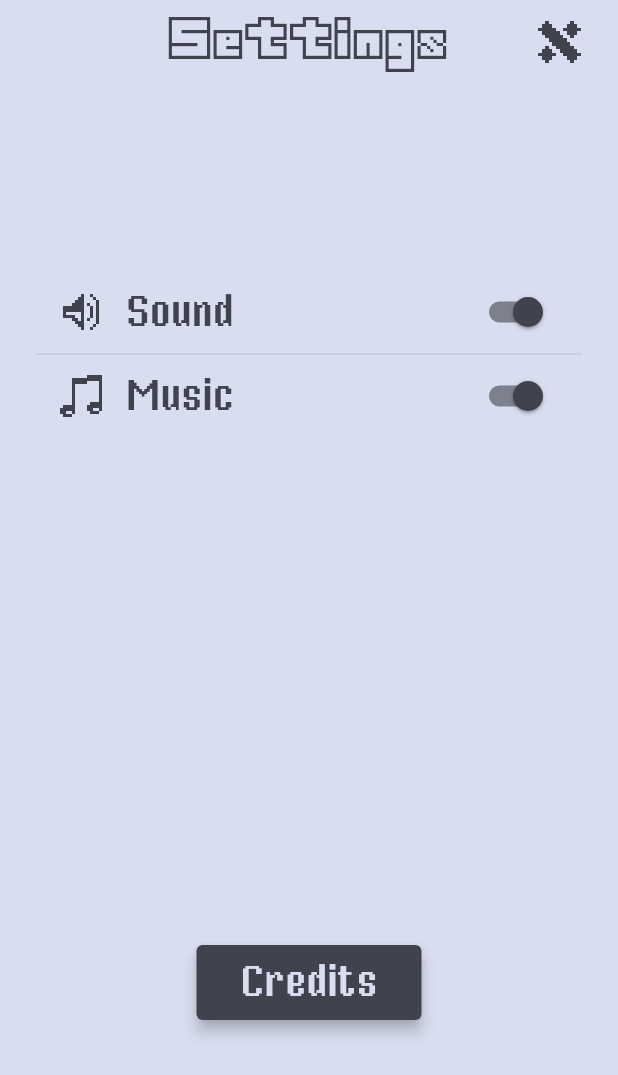
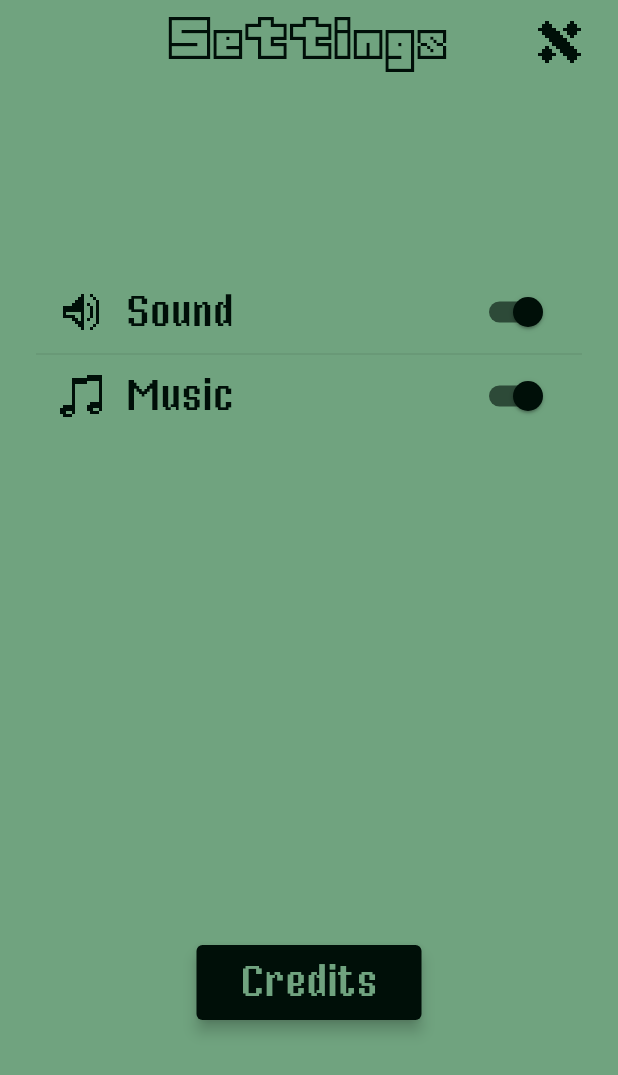
Before and after one commit to eterkit/bit-swap, a Flutter app: the SettingsScreen screen opened by its route, on a phone screen of 412 x 824 dp. Shown: the top 1075 px of the screen. Run offline on Flutter 3.47's test engine with Material 2 defaults, Android fonts, the phone set to English and light mode, and no system bars; our stand-ins replace bloc, equatable, flutter_bloc, go_router, shared_preferences; missing offline and left inert: flame, flame_bloc, flame_forge2d; accounts and stored records are empty.

Commit message:
feat: Adjust game colors

```diff
--- a/credits.txt
+++ b/credits.txt
@@ -1,3 +1,8 @@
+Authors:
+- Marc Sanny
+- Kamil Powałowski
+- Tomasz Wyrowiński
+
 
 Fonts:
 
--- a/lib/l10n/intl_en.arb
+++ b/lib/l10n/intl_en.arb
@@ -1,6 +1,7 @@
 {
   "@@locale": "en",
   "gameName": "Bit Swap",
+  "generalLoading": "Loading...",
   "mainMenuGameTitle": "Bit\nSwap",
   "mainMenuPlay": "PLAY",
   "mainMenuPlayInstructions": "Tap or press space to move character",
--- a/lib/src/configuration/game_colors.dart
+++ b/lib/src/configuration/game_colors.dart
@@ -1,6 +1,6 @@
 import 'package:flutter/material.dart';
 
 abstract class GameColors {
-  static const Color lavenderGrey = Color(0xFFD8DDEF);
-  static const Color charcoal = Color(0xFF40434E);
+  static const Color lightColor = Color(0xFF70A37F);
+  static const Color darkColor = Color(0xFF000F08);
 }
--- a/lib/src/configuration/game_text_styles.dart
+++ b/lib/src/configuration/game_text_styles.dart
@@ -10,13 +10,13 @@ abstract class GameTextStyles {
         fontFamily: _titleFontFamily,
         fontSize: 34,
         height: 1,
-        color: GameColors.charcoal,
+        color: GameColors.darkColor,
       );
 
   static TextStyle get regular15 => const TextStyle(
         fontFamily: _fontFamily,
         fontSize: 28,
         fontWeight: FontWeight.normal,
-        color: GameColors.charcoal,
+        color: GameColors.darkColor,
       );
 }
--- a/lib/src/configuration/game_theme.dart
+++ b/lib/src/configuration/game_theme.dart
@@ -3,15 +3,15 @@ import 'package:flutter/material.dart';
 import 'configuration.dart';
 
 ThemeData buildGameTheme() => ThemeData(
-      primaryColor: GameColors.lavenderGrey,
-      canvasColor: GameColors.lavenderGrey,
+      primaryColor: GameColors.lightColor,
+      canvasColor: GameColors.lightColor,
       colorScheme: const ColorScheme.light(
-        secondary: GameColors.charcoal,
+        secondary: GameColors.darkColor,
       ),
       appBarTheme: const AppBarTheme(
-        backgroundColor: GameColors.lavenderGrey,
+        backgroundColor: GameColors.lightColor,
       ),
       fontFamily: 'MisterPixel',
-      splashColor: GameColors.charcoal.withOpacity(0.1),
-      highlightColor: GameColors.charcoal.withOpacity(0.3),
+      splashColor: GameColors.darkColor.withOpacity(0.1),
+      highlightColor: GameColors.darkColor.withOpacity(0.3),
     );
--- a/lib/src/screens/game/components/boundary.dart
+++ b/lib/src/screens/game/components/boundary.dart
@@ -13,7 +13,7 @@ class Boundary extends BodyComponent {
   final Vector2 end;
 
   @override
-  Paint get paint => super.paint..color = GameColors.charcoal;
+  Paint get paint => super.paint..color = GameColors.darkColor;
 
   @override
   Body createBody() {
--- a/lib/src/screens/game/components/dirt.dart
+++ b/lib/src/screens/game/components/dirt.dart
@@ -67,7 +67,7 @@ class DirtComponent extends TimerComponent with HasGameRef {
             ),
             child: CircleParticle(
               radius: randomDouble(0.05, 0.15),
-              paint: Paint()..color = GameColors.charcoal,
+              paint: Paint()..color = GameColors.darkColor,
             ),
           );
         },
--- a/lib/src/screens/game/components/obstacle/obstacle.dart
+++ b/lib/src/screens/game/components/obstacle/obstacle.dart
@@ -21,7 +21,7 @@ class ObstacleComponent extends BodyComponent<BitSwap> with ContactCallbacks {
   @override
   Paint get paint => super.paint
     ..colorFilter = const ColorFilter.mode(
-      GameColors.charcoal,
+      GameColors.darkColor,
       BlendMode.srcATop,
     );
 
--- a/lib/src/screens/game/components/player.dart
+++ b/lib/src/screens/game/components/player.dart
@@ -18,7 +18,7 @@ class PlayerComponent extends BodyComponent<BitSwap> with KeyboardHandler {
   @override
   Paint get paint => super.paint
     ..colorFilter = const ColorFilter.mode(
-      GameColors.charcoal,
+      GameColors.darkColor,
       BlendMode.srcATop,
     );
 
--- a/lib/src/screens/game/components/player_crash_effect.dart
+++ b/lib/src/screens/game/components/player_crash_effect.dart
@@ -18,7 +18,7 @@ class PlayerCrashEffectComponent extends ParticleSystemComponent {
               child: CircleParticle(
                 lifespan: _lifespan,
                 radius: randomDouble(0.1, 0.5),
-                paint: Paint()..color = GameColors.charcoal,
+                paint: Paint()..color = GameColors.darkColor,
               ),
             ),
           ),
--- a/lib/src/screens/game/components/viewport_background.dart
+++ b/lib/src/screens/game/components/viewport_background.dart
@@ -8,5 +8,5 @@ class ViewportBackground extends RectangleComponent {
   ViewportBackground({super.size});
 
   @override
-  Paint get paint => Paint()..color = GameColors.lavenderGrey;
+  Paint get paint => Paint()..color = GameColors.lightColor;
 }
--- a/lib/src/screens/game/game.dart
+++ b/lib/src/screens/game/game.dart
@@ -76,6 +76,8 @@ class BitSwap extends Forge2DGame
     await super.onLoad();
     context.read<ScoreCubit>().resetScore();
 
+    pauseEngine();
+
     await _loadImages();
 
     final boundaries = Boundaries.walls(this);
@@ -87,6 +89,8 @@ class BitSwap extends Forge2DGame
     await _initializePlayer();
     await _initializeScore();
     await _initializeObstacles();
+
+    resumeEngine();
   }
 
   Future<void> _loadImages() async {
--- a/lib/src/screens/game/widgets/pause_button.dart
+++ b/lib/src/screens/game/widgets/pause_button.dart
@@ -30,7 +30,7 @@ class PauseButton extends StatelessWidget {
             Container(
               decoration: BoxDecoration(
                 borderRadius: BorderRadius.circular(4),
-                color: GameColors.lavenderGrey,
+                color: GameColors.lightColor,
               ),
               child: GameIconButton.image(
                 path: GameIcons.pause,
--- a/lib/src/screens/settings/widgets/settings_option.dart
+++ b/lib/src/screens/settings/widgets/settings_option.dart
@@ -28,7 +28,7 @@ class SettingsOptionWidget extends StatelessWidget {
             height: GameSizes.settingsOptionIconSize,
             fit: BoxFit.cover,
             filterQuality: FilterQuality.none,
-            color: GameColors.charcoal,
+            color: GameColors.darkColor,
           ),
           const HorizontalSpacer(GameSpacers.small),
           Text(
@@ -39,10 +39,10 @@ class SettingsOptionWidget extends StatelessWidget {
       ),
       value: value,
       onChanged: onChanged,
-      activeTrackColor: GameColors.charcoal.withOpacity(0.6),
-      activeColor: GameColors.charcoal,
-      inactiveTrackColor: GameColors.charcoal.withOpacity(0.3),
-      inactiveThumbColor: GameColors.charcoal.withOpacity(0.6),
+      activeTrackColor: GameColors.darkColor.withOpacity(0.6),
+      activeColor: GameColors.darkColor,
+      inactiveTrackColor: GameColors.darkColor.withOpacity(0.3),
+      inactiveThumbColor: GameColors.darkColor.withOpacity(0.6),
     );
   }
 }
--- a/lib/src/widgets/game_background.dart
+++ b/lib/src/widgets/game_background.dart
@@ -11,7 +11,7 @@ class GameBackground extends StatelessWidget {
   Widget build(BuildContext context) {
     return Container(
       constraints: const BoxConstraints.expand(),
-      color: GameColors.charcoal,
+      color: GameColors.darkColor,
     );
   }
 }
--- a/lib/src/widgets/game_elevated_button.dart
+++ b/lib/src/widgets/game_elevated_button.dart
@@ -7,8 +7,8 @@ class GameElevatedButton extends StatelessWidget {
     super.key,
     required this.label,
     required this.onPressed,
-    this.backgroundColor = GameColors.charcoal,
-    this.labelColor = GameColors.lavenderGrey,
+    this.backgroundColor = GameColors.darkColor,
+    this.labelColor = GameColors.lightColor,
     this.width,
     this.height,
   });
--- a/lib/src/widgets/game_icon_button.dart
+++ b/lib/src/widgets/game_icon_button.dart
@@ -7,7 +7,7 @@ class GameIconButton extends StatelessWidget {
     super.key,
     required this.iconData,
     required this.onPressed,
-    this.color = GameColors.charcoal,
+    this.color = GameColors.darkColor,
     this.size = GameSizes.iconButtonSize,
   })  : path = null,
         assert(iconData != null);
@@ -16,7 +16,7 @@ class GameIconButton extends StatelessWidget {
     super.key,
     required this.path,
     required this.onPressed,
-    this.color = GameColors.charcoal,
+    this.color = GameColors.darkColor,
     this.size = GameSizes.iconButtonSize,
   })  : iconData = null,
         assert(path != null);
```
Also changed, not shown: lib/src/widgets/game_loading_indicator.dart (+11 -2 lines), lib/generated/intl/messages_en.dart, lib/generated/l10n.dart, 1 other file.
